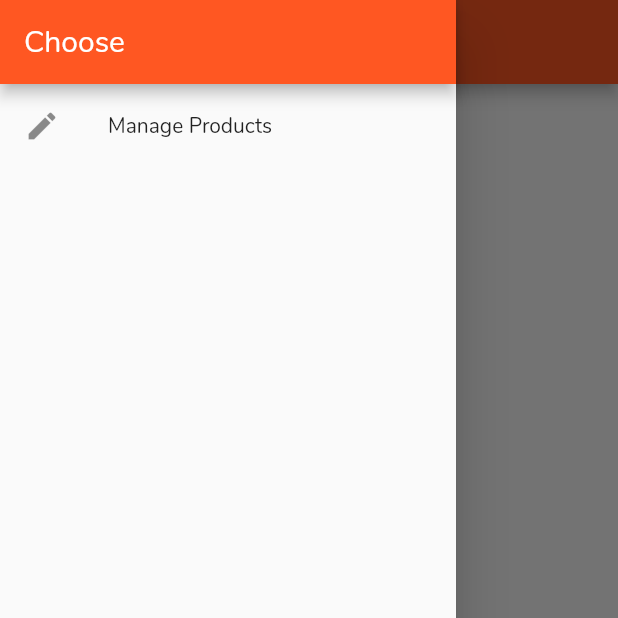
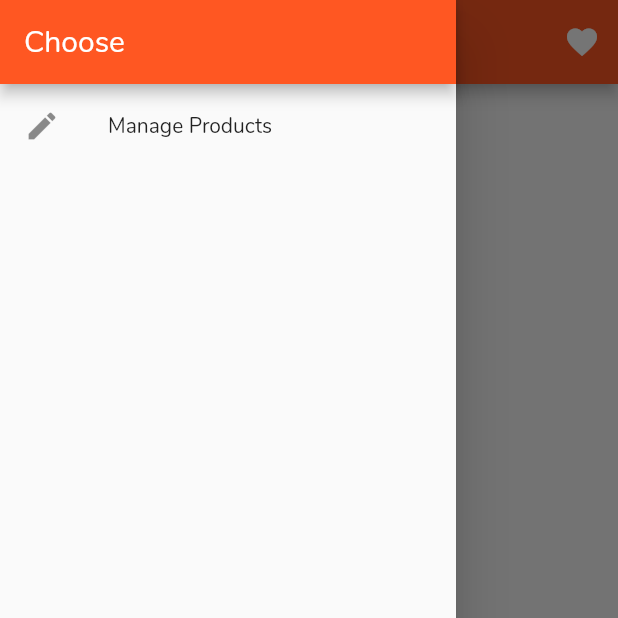
Before and after one commit to ardiibas/flutter_course, a Flutter app: the ProductsPage screen opened by its route, with the side drawer open, on a phone screen of 412 x 824 dp, the top half of it. Run offline on Flutter 3.47's test engine with Material 2 defaults, Android fonts, the phone set to English and light mode, and no system bars.

Commit message:
add icon button in card and action button at toolbar

```diff
--- a/lib/pages/products.dart
+++ b/lib/pages/products.dart
@@ -29,6 +29,12 @@ class ProductsPage extends StatelessWidget {
       ),
       appBar: AppBar(
         title: Text('EasyList'),
+        actions: <Widget>[
+          IconButton(
+            icon: Icon(Icons.favorite),
+            onPressed: () {},
+          )
+        ],
       ),
       body: ProductManager(products),
     );
```
Also changed, not shown: lib/products.dart (+10 -3 lines).
